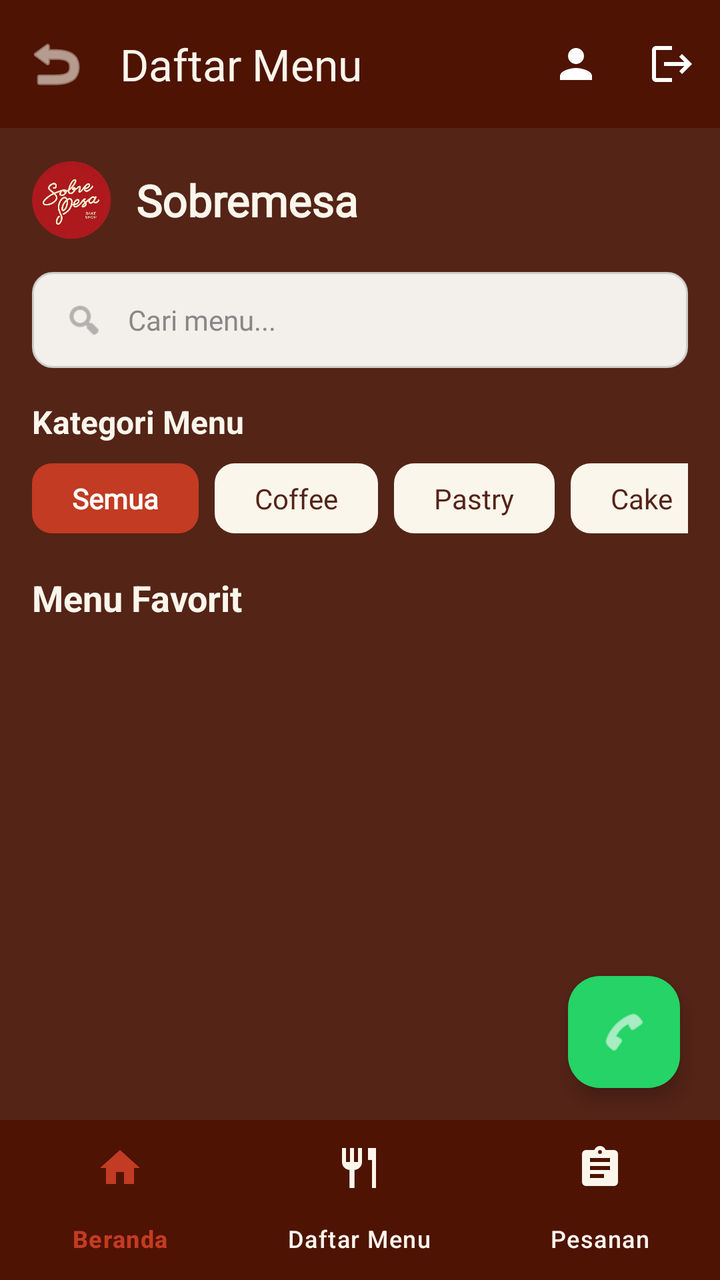
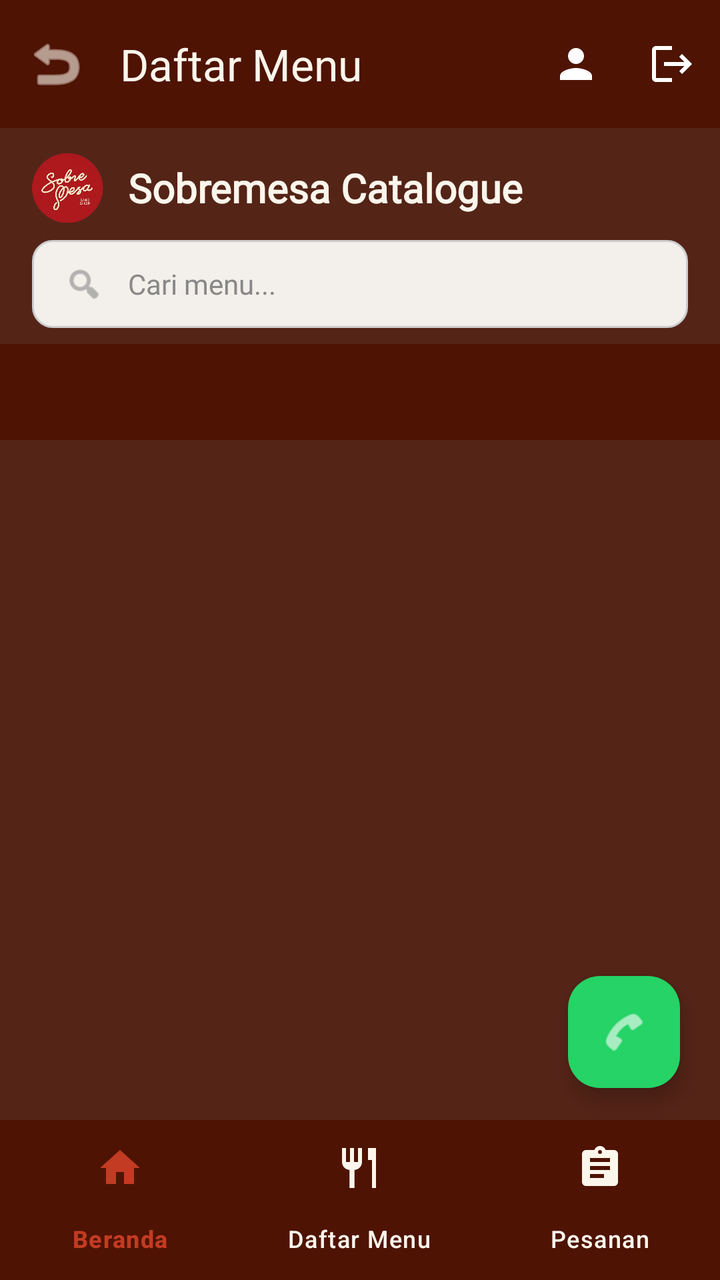

Before-and-after screenshots of an Android layout around one commit, followed by the original layout XML and the change that was made.
<!-- AndroidManifest.xml: application theme Theme.SRESnickers -->
<!-- res/layout/activity_daftar_menu.xml -->
<?xml version="1.0" encoding="utf-8"?>
<androidx.constraintlayout.widget.ConstraintLayout
    xmlns:android="http://schemas.android.com/apk/res/android"
    xmlns:app="http://schemas.android.com/apk/res-auto"
    xmlns:tools="http://schemas.android.com/tools"
    android:id="@+id/main"
    android:layout_width="match_parent"
    android:layout_height="match_parent"
    android:background="@color/brand_dark_brown"
    tools:context=".DaftarMenuActivity">

    
    <com.google.android.material.appbar.MaterialToolbar
        android:id="@+id/toolbar"
        android:layout_width="0dp"
        android:layout_height="?attr/actionBarSize"
        android:background="@color/brand_deep_brown"
        app:navigationIcon="@android:drawable/ic_menu_revert"
        app:navigationIconTint="@color/brand_cream"
        app:title="Daftar Menu"
        app:titleTextColor="@color/brand_cream"
        app:menu="@menu/toolbar_member_menu"
        app:layout_constraintTop_toTopOf="parent"
        app:layout_constraintStart_toStartOf="parent"
        app:layout_constraintEnd_toEndOf="parent"/>

    
    <ScrollView
        android:id="@+id/scrollMenu"
        android:layout_width="0dp"
        android:layout_height="0dp"
        android:fillViewport="true"
        android:scrollbars="vertical"
        app:layout_constraintTop_toBottomOf="@id/toolbar"
        app:layout_constraintBottom_toTopOf="@id/bottomNavigation"
        app:layout_constraintStart_toStartOf="parent"
        app:layout_constraintEnd_toEndOf="parent">

        <LinearLayout
            android:layout_width="match_parent"
            android:layout_height="wrap_content"
            android:orientation="vertical"
            android:padding="16dp">

            
            <LinearLayout
                android:layout_width="match_parent"
                android:layout_height="wrap_content"
                android:orientation="horizontal"
                android:gravity="center_vertical"
                android:layout_marginBottom="16dp">

                <ImageView
                    android:layout_width="40dp"
                    android:layout_height="40dp"
                    android:contentDescription="Logo Sobremesa"
                    android:src="@drawable/sobremessa"/>

                <TextView
                    android:layout_width="wrap_content"
                    android:layout_height="wrap_content"
                    android:layout_marginStart="12dp"
                    android:fontFamily="@font/poppinsregular"
                    android:text="Sobremesa"
                    android:textColor="@color/brand_cream"
                    android:textSize="22sp"
                    android:textStyle="bold"/>

            </LinearLayout>

            
            <LinearLayout
                android:layout_width="match_parent"
                android:layout_height="48dp"
                android:background="@drawable/bg_input_field"
                android:gravity="center_vertical"
                android:paddingStart="16dp"
                android:paddingEnd="16dp"
                android:layout_marginBottom="16dp">

                <ImageView
                    android:layout_width="20dp"
                    android:layout_height="20dp"
                    android:contentDescription="Search"
                    android:src="@android:drawable/ic_menu_search"
                    app:tint="#888888"/>

                <EditText
                    android:id="@+id/etSearchMenu"
                    android:layout_width="match_parent"
                    android:layout_height="match_parent"
                    android:background="@null"
                    android:fontFamily="@font/poppinsregular"
                    android:hint="Cari menu..."
                    android:inputType="text"
                    android:paddingStart="12dp"
                    android:paddingEnd="12dp"
                    android:textColor="@color/brand_dark_navy"
                    android:textColorHint="#888888"
                    android:textSize="14sp"/>

            </LinearLayout>

            
            <TextView
                android:layout_width="match_parent"
                android:layout_height="wrap_content"
                android:text="Kategori Menu"
                android:textColor="@color/brand_cream"
                android:textSize="16sp"
                android:textStyle="bold"
                android:layout_marginBottom="10dp"/>

            
            <HorizontalScrollView
                android:layout_width="match_parent"
                android:layout_height="wrap_content"
                android:scrollbars="none"
                android:layout_marginBottom="20dp">

                <LinearLayout
                    android:layout_width="wrap_content"
                    android:layout_height="wrap_content"
                    android:orientation="horizontal">

                    <TextView
                        android:id="@+id/chipAll"
                        android:layout_width="wrap_content"
                        android:layout_height="wrap_content"
                        android:background="@drawable/bg_button_primary"
                        android:fontFamily="@font/poppinsregular"
                        android:paddingStart="20dp"
                        android:paddingEnd="20dp"
                        android:paddingTop="8dp"
                        android:paddingBottom="8dp"
                        android:text="Semua"
                        android:textColor="@color/white"
                        android:textSize="14sp"
                        android:textStyle="bold"
                        android:layout_marginEnd="8dp"/>

                    <TextView
                        android:id="@+id/chipCoffee"
                        android:layout_width="wrap_content"
                        android:layout_height="wrap_content"
                        android:background="@drawable/bg_button_secondary"
                        android:fontFamily="@font/poppinsregular"
                        android:paddingStart="20dp"
                        android:paddingEnd="20dp"
                        android:paddingTop="8dp"
                        android:paddingBottom="8dp"
                        android:text="Coffee"
                        android:textColor="@color/brand_dark_brown"
                        android:textSize="14sp"
                        android:layout_marginEnd="8dp"/>

                    <TextView
                        android:id="@+id/chipPastry"
                        android:layout_width="wrap_content"
                        android:layout_height="wrap_content"
                        android:background="@drawable/bg_button_secondary"
                        android:fontFamily="@font/poppinsregular"
                        android:paddingStart="20dp"
                        android:paddingEnd="20dp"
                        android:paddingTop="8dp"
                        android:paddingBottom="8dp"
                        android:text="Pastry"
                        android:textColor="@color/brand_dark_brown"
                        android:textSize="14sp"
                        android:layout_marginEnd="8dp"/>

                    <TextView
                        android:id="@+id/chipCake"
                        android:layout_width="wrap_content"
                        android:layout_height="wrap_content"
                        android:background="@drawable/bg_button_secondary"
                        android:fontFamily="@font/poppinsregular"
                        android:paddingStart="20dp"
                        android:paddingEnd="20dp"
                        android:paddingTop="8dp"
                        android:paddingBottom="8dp"
                        android:text="Cake"
                        android:textColor="@color/brand_dark_brown"
                        android:textSize="14sp"/>

                </LinearLayout>

            </HorizontalScrollView>

            
            <TextView
                android:layout_width="match_parent"
                android:layout_height="wrap_content"
                android:text="Menu Favorit"
                android:textColor="@color/brand_cream"
                android:textSize="18sp"
                android:textStyle="bold"
                android:layout_marginBottom="10dp"/>

            
            <androidx.recyclerview.widget.RecyclerView
                android:id="@+id/rvProducts"
                android:layout_width="match_parent"
                android:layout_height="wrap_content"
                android:nestedScrollingEnabled="false"
                android:clipToPadding="false"
                android:paddingBottom="16dp"
                android:overScrollMode="never"
                tools:listitem="@layout/item_product"/>

        </LinearLayout>

    </ScrollView>

    
    <com.google.android.material.floatingactionbutton.FloatingActionButton
        android:id="@+id/fabWhatsApp"
        android:layout_width="wrap_content"
        android:layout_height="wrap_content"
        android:layout_marginEnd="20dp"
        android:layout_marginBottom="16dp"
        android:contentDescription="Chat WhatsApp"
        android:src="@android:drawable/ic_menu_call"
        app:backgroundTint="#25D366"
        app:tint="@color/white"
        app:fabSize="normal"
        app:layout_constraintBottom_toTopOf="@id/bottomNavigation"
        app:layout_constraintEnd_toEndOf="parent"/>

    
    <com.google.android.material.bottomnavigation.BottomNavigationView
        android:id="@+id/bottomNavigation"
        android:layout_width="0dp"
        android:layout_height="wrap_content"
        android:background="@color/brand_deep_brown"
        app:itemIconTint="@drawable/bottom_nav_color"
        app:itemTextColor="@drawable/bottom_nav_color"
        app:labelVisibilityMode="labeled"
        app:elevation="10dp"
        app:menu="@menu/bottom_navigation_menu"
        app:layout_constraintBottom_toBottomOf="parent"
        app:layout_constraintStart_toStartOf="parent"
        app:layout_constraintEnd_toEndOf="parent"/>

</androidx.constraintlayout.widget.ConstraintLayout>
<!-- res/layout/item_product.xml (included above) -->
<?xml version="1.0" encoding="utf-8"?>
<com.google.android.material.card.MaterialCardView
    xmlns:android="http://schemas.android.com/apk/res/android"
    xmlns:app="http://schemas.android.com/apk/res-auto"
    android:layout_width="match_parent"
    android:layout_height="wrap_content"
    android:layout_margin="6dp"
    app:cardCornerRadius="16dp"
    app:cardElevation="3dp"
    app:cardBackgroundColor="@color/white">

    <LinearLayout
        android:layout_width="match_parent"
        android:layout_height="wrap_content"
        android:orientation="vertical"
        android:padding="10dp">

        <ImageView
            android:id="@+id/imgProduct"
            android:layout_width="match_parent"
            android:layout_height="120dp"
            android:scaleType="centerCrop"
            android:src="@drawable/sobremessa"
            android:contentDescription="Gambar menu"/>

        <TextView
            android:id="@+id/tvProductName"
            android:layout_width="match_parent"
            android:layout_height="wrap_content"
            android:layout_marginTop="8dp"
            android:text="Nama Menu"
            android:textColor="@color/brand_dark_navy"
            android:textSize="14sp"
            android:textStyle="bold"/>

        <TextView
            android:id="@+id/tvProductPrice"
            android:layout_width="match_parent"
            android:layout_height="wrap_content"
            android:layout_marginTop="4dp"
            android:text="Rp 25.000"
            android:textColor="@color/brand_deep_brown"
            android:textStyle="bold"/>

        <com.google.android.material.button.MaterialButton
            android:id="@+id/btnAddProduct"
            android:layout_width="match_parent"
            android:layout_height="wrap_content"
            android:layout_marginTop="8dp"
            android:text="Tambah"
            app:cornerRadius="10dp"/>

    </LinearLayout>

</com.google.android.material.card.MaterialCardView>
<!-- resources referenced by this layout -->
<resources>
  <color name="brand_cream">#FBF6EC</color>
  <color name="brand_dark_brown">#542417</color>
  <color name="brand_dark_navy">#1F2937</color>
  <color name="brand_deep_brown">#4E1303</color>
  <color name="white">#FFFFFFFF</color>
  <!-- drawable bg_button_primary (drawable) -->
  <?xml version="1.0" encoding="utf-8"?>
  <shape xmlns:android="http://schemas.android.com/apk/res/android"
      android:shape="rectangle">
      <solid android:color="@color/brand_terracotta" />
      <corners android:radius="10dp" />
  </shape>
  <!-- drawable bg_button_secondary (drawable) -->
  <?xml version="1.0" encoding="utf-8"?>
  <shape xmlns:android="http://schemas.android.com/apk/res/android"
      android:shape="rectangle">
      <solid android:color="@color/brand_cream" />
      <corners android:radius="10dp" />
  </shape>
  <!-- drawable bg_input_field (drawable) -->
  <?xml version="1.0" encoding="utf-8"?>
  <shape xmlns:android="http://schemas.android.com/apk/res/android"
      android:shape="rectangle">
      <solid android:color="@color/brand_input_bg" />
      <corners android:radius="10dp" />
      <stroke
          android:width="1dp"
          android:color="#CCCCCC" />
  </shape>
  <!-- drawable bottom_nav_color (drawable) -->
  <selector xmlns:android="http://schemas.android.com/apk/res/android">
  
      <item
          android:state_checked="true"
          android:color="@color/brand_terracotta" />
  
      <item
          android:color="@color/brand_cream" />
  
  </selector>
  <!-- drawable sobremessa: png bitmap (drawable, 459908 bytes) -->
  <style name="Theme.SRESnickers" parent="Base.Theme.SRESnickers" />
  <color name="brand_terracotta">#C23B22</color>
  <color name="brand_input_bg">#F3EFEA</color>
  <style name="Base.Theme.SRESnickers" parent="Theme.Material3.DayNight.NoActionBar">
          
          
      </style>
</resources>

<!-- the commit's change to res/layout/activity_daftar_menu.xml (unified diff, before → after) -->
@@ -25,192 +25,104 @@
         app:layout_constraintEnd_toEndOf="parent"/>
 
     
-    <ScrollView
-        android:id="@+id/scrollMenu"
+    <LinearLayout
+        android:id="@+id/layoutHeader"
+        android:layout_width="match_parent"
+        android:layout_height="wrap_content"
+        android:orientation="horizontal"
+        android:gravity="center_vertical"
+        android:paddingHorizontal="16dp"
+        android:paddingTop="12dp"
+        android:paddingBottom="8dp"
+        app:layout_constraintTop_toBottomOf="@id/toolbar"
+        app:layout_constraintStart_toStartOf="parent"
+        app:layout_constraintEnd_toEndOf="parent">
+
+        <ImageView
+            android:layout_width="36dp"
+            android:layout_height="36dp"
+            android:contentDescription="Logo Sobremesa"
+            android:src="@drawable/sobremessa"/>
+
+        <TextView
+            android:layout_width="wrap_content"
+            android:layout_height="wrap_content"
+            android:layout_marginStart="12dp"
+            android:fontFamily="@font/poppinsregular"
+            android:text="Sobremesa Catalogue"
+            android:textColor="@color/brand_cream"
+            android:textSize="20sp"
+            android:textStyle="bold"/>
+
+    </LinearLayout>
+
+    
+    <LinearLayout
+        android:id="@+id/layoutSearch"
+        android:layout_width="0dp"
+        android:layout_height="44dp"
+        android:layout_marginHorizontal="16dp"
+        android:layout_marginBottom="8dp"
+        android:background="@drawable/bg_input_field"
+        android:gravity="center_vertical"
+        android:paddingStart="16dp"
+        android:paddingEnd="16dp"
+        app:layout_constraintTop_toBottomOf="@id/layoutHeader"
+        app:layout_constraintStart_toStartOf="parent"
+        app:layout_constraintEnd_toEndOf="parent">
+
+        <ImageView
+            android:layout_width="20dp"
+            android:layout_height="20dp"
+            android:contentDescription="Search"
+            android:src="@android:drawable/ic_menu_search"
+            app:tint="#888888"/>
+
+        <EditText
+            android:id="@+id/etSearchMenu"
+            android:layout_width="match_parent"
+            android:layout_height="match_parent"
+            android:background="@null"
+            android:fontFamily="@font/poppinsregular"
+            android:hint="Cari menu..."
+            android:inputType="text"
+            android:paddingStart="12dp"
+            android:paddingEnd="12dp"
+            android:textColor="@color/brand_dark_navy"
+            android:textColorHint="#888888"
+            android:textSize="14sp"/>
+
+    </LinearLayout>
+
+    
+    <com.google.android.material.tabs.TabLayout
+        android:id="@+id/tabLayoutMenu"
+        android:layout_width="0dp"
+        android:layout_height="wrap_content"
+        android:layout_marginTop="8dp"
+        android:background="@color/brand_deep_brown"
+        app:tabIndicatorColor="@color/brand_terracotta"
+        app:tabIndicatorHeight="3dp"
+        app:tabSelectedTextColor="@color/brand_cream"
+        app:tabTextColor="#B0B0B0"
+        app:tabMode="fixed"
+        app:tabGravity="fill"
+        app:layout_constraintTop_toBottomOf="@id/layoutSearch"
+        app:layout_constraintStart_toStartOf="parent"
+        app:layout_constraintEnd_toEndOf="parent" />
+
+    
+    <androidx.recyclerview.widget.RecyclerView
+        android:id="@+id/rvProducts"
         android:layout_width="0dp"
         android:layout_height="0dp"
-        android:fillViewport="true"
-        android:scrollbars="vertical"
-        app:layout_constraintTop_toBottomOf="@id/toolbar"
+        android:padding="8dp"
+        android:clipToPadding="false"
+        app:layout_constraintTop_toBottomOf="@id/tabLayoutMenu"
         app:layout_constraintBottom_toTopOf="@id/bottomNavigation"
         app:layout_constraintStart_toStartOf="parent"
-        app:layout_constraintEnd_toEndOf="parent">
-
-        <LinearLayout
-            android:layout_width="match_parent"
-            android:layout_height="wrap_content"
-            android:orientation="vertical"
-            android:padding="16dp">
-
-            
-            <LinearLayout
-                android:layout_width="match_parent"
-                android:layout_height="wrap_content"
-                android:orientation="horizontal"
-                android:gravity="center_vertical"
-                android:layout_marginBottom="16dp">
-
-                <ImageView
-                    android:layout_width="40dp"
-                    android:layout_height="40dp"
-                    android:contentDescription="Logo Sobremesa"
-                    android:src="@drawable/sobremessa"/>
-
-                <TextView
-                    android:layout_width="wrap_content"
-                    android:layout_height="wrap_content"
-                    android:layout_marginStart="12dp"
-                    android:fontFamily="@font/poppinsregular"
-                    android:text="Sobremesa"
-                    android:textColor="@color/brand_cream"
-                    android:textSize="22sp"
-                    android:textStyle="bold"/>
-
-            </LinearLayout>
-
-            
-            <LinearLayout
-                android:layout_width="match_parent"
-                android:layout_height="48dp"
-                android:background="@drawable/bg_input_field"
-                android:gravity="center_vertical"
-                android:paddingStart="16dp"
-                android:paddingEnd="16dp"
-                android:layout_marginBottom="16dp">
-
-                <ImageView
-                    android:layout_width="20dp"
-                    android:layout_height="20dp"
-                    android:contentDescription="Search"
-                    android:src="@android:drawable/ic_menu_search"
-                    app:tint="#888888"/>
-
-                <EditText
-                    android:id="@+id/etSearchMenu"
-                    android:layout_width="match_parent"
-                    android:layout_height="match_parent"
-                    android:background="@null"
-                    android:fontFamily="@font/poppinsregular"
-                    android:hint="Cari menu..."
-                    android:inputType="text"
-                    android:paddingStart="12dp"
-                    android:paddingEnd="12dp"
-                    android:textColor="@color/brand_dark_navy"
-                    android:textColorHint="#888888"
-                    android:textSize="14sp"/>
-
-            </LinearLayout>
-
-            
-            <TextView
-                android:layout_width="match_parent"
-                android:layout_height="wrap_content"
-                android:text="Kategori Menu"
-                android:textColor="@color/brand_cream"
-                android:textSize="16sp"
-                android:textStyle="bold"
-                android:layout_marginBottom="10dp"/>
-
-            
-            <HorizontalScrollView
-                android:layout_width="match_parent"
-                android:layout_height="wrap_content"
-                android:scrollbars="none"
-                android:layout_marginBottom="20dp">
-
-                <LinearLayout
-                    android:layout_width="wrap_content"
-                    android:layout_height="wrap_content"
-                    android:orientation="horizontal">
-
-                    <TextView
-                        android:id="@+id/chipAll"
-                        android:layout_width="wrap_content"
-                        android:layout_height="wrap_content"
-                        android:background="@drawable/bg_button_primary"
-                        android:fontFamily="@font/poppinsregular"
-                        android:paddingStart="20dp"
-                        android:paddingEnd="20dp"
-                        android:paddingTop="8dp"
-                        android:paddingBottom="8dp"
-                        android:text="Semua"
-                        android:textColor="@color/white"
-                        android:textSize="14sp"
-                        android:textStyle="bold"
-                        android:layout_marginEnd="8dp"/>
-
-                    <TextView
-                        android:id="@+id/chipCoffee"
-                        android:layout_width="wrap_content"
-                        android:layout_height="wrap_content"
-                        android:background="@drawable/bg_button_secondary"
-                        android:fontFamily="@font/poppinsregular"
-                        android:paddingStart="20dp"
-                        android:paddingEnd="20dp"
-                        android:paddingTop="8dp"
-                        android:paddingBottom="8dp"
-                        android:text="Coffee"
-                        android:textColor="@color/brand_dark_brown"
-                        android:textSize="14sp"
-                        android:layout_marginEnd="8dp"/>
-
-                    <TextView
-                        android:id="@+id/chipPastry"
-                        android:layout_width="wrap_content"
-                        android:layout_height="wrap_content"
-                        android:background="@drawable/bg_button_secondary"
-                        android:fontFamily="@font/poppinsregular"
-                        android:paddingStart="20dp"
-                        android:paddingEnd="20dp"
-                        android:paddingTop="8dp"
-                        android:paddingBottom="8dp"
-                        android:text="Pastry"
-                        android:textColor="@color/brand_dark_brown"
-                        android:textSize="14sp"
-                        android:layout_marginEnd="8dp"/>
-
-                    <TextView
-                        android:id="@+id/chipCake"
-                        android:layout_width="wrap_content"
-                        android:layout_height="wrap_content"
-                        android:background="@drawable/bg_button_secondary"
-                        android:fontFamily="@font/poppinsregular"
-                        android:paddingStart="20dp"
-                        android:paddingEnd="20dp"
-                        android:paddingTop="8dp"
-                        android:paddingBottom="8dp"
-                        android:text="Cake"
-                        android:textColor="@color/brand_dark_brown"
-                        android:textSize="14sp"/>
-
-                </LinearLayout>
-
-            </HorizontalScrollView>
-
-            
-            <TextView
-                android:layout_width="match_parent"
-                android:layout_height="wrap_content"
-                android:text="Menu Favorit"
-                android:textColor="@color/brand_cream"
-                android:textSize="18sp"
-                android:textStyle="bold"
-                android:layout_marginBottom="10dp"/>
-
-            
-            <androidx.recyclerview.widget.RecyclerView
-                android:id="@+id/rvProducts"
-                android:layout_width="match_parent"
-                android:layout_height="wrap_content"
-                android:nestedScrollingEnabled="false"
-                android:clipToPadding="false"
-                android:paddingBottom="16dp"
-                android:overScrollMode="never"
-                tools:listitem="@layout/item_product"/>
-
-        </LinearLayout>
-
-    </ScrollView>
+        app:layout_constraintEnd_toEndOf="parent"
+        tools:listitem="@layout/item_product" />
 
     
     <com.google.android.material.floatingactionbutton.FloatingActionButton
@@ -266,7 +178,6 @@
             android:layout_width="match_parent"
             android:layout_height="120dp"
             android:scaleType="centerCrop"
-            android:src="@drawable/sobremessa"
             android:contentDescription="Gambar menu"/>
 
         <TextView
<!-- resource entries referenced after the edit -->
@@ -5,20 +5,6 @@
   <color name="brand_dark_navy">#1F2937</color>
   <color name="brand_deep_brown">#4E1303</color>
   <color name="white">#FFFFFFFF</color>
-  <!-- drawable bg_button_primary (drawable) -->
-  <?xml version="1.0" encoding="utf-8"?>
-  <shape xmlns:android="http://schemas.android.com/apk/res/android"
-      android:shape="rectangle">
-      <solid android:color="@color/brand_terracotta" />
-      <corners android:radius="10dp" />
-  </shape>
-  <!-- drawable bg_button_secondary (drawable) -->
-  <?xml version="1.0" encoding="utf-8"?>
-  <shape xmlns:android="http://schemas.android.com/apk/res/android"
-      android:shape="rectangle">
-      <solid android:color="@color/brand_cream" />
-      <corners android:radius="10dp" />
-  </shape>
   <!-- drawable bg_input_field (drawable) -->
   <?xml version="1.0" encoding="utf-8"?>
   <shape xmlns:android="http://schemas.android.com/apk/res/android"
